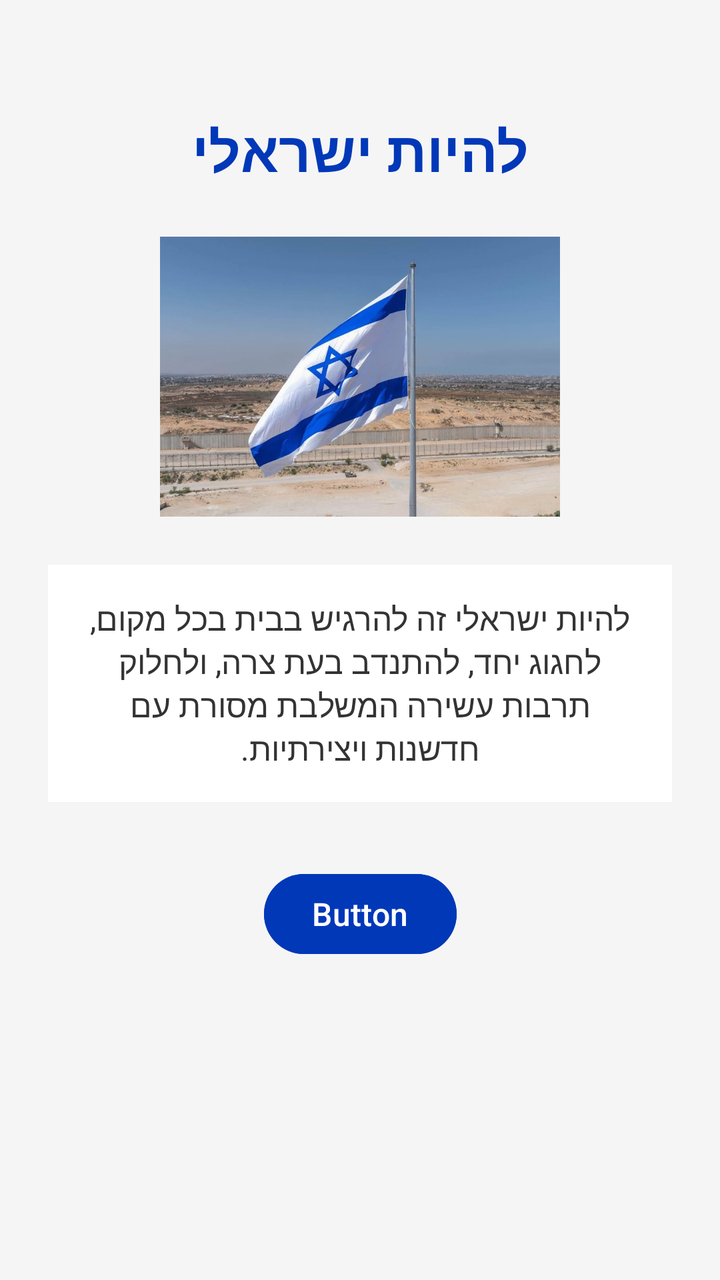
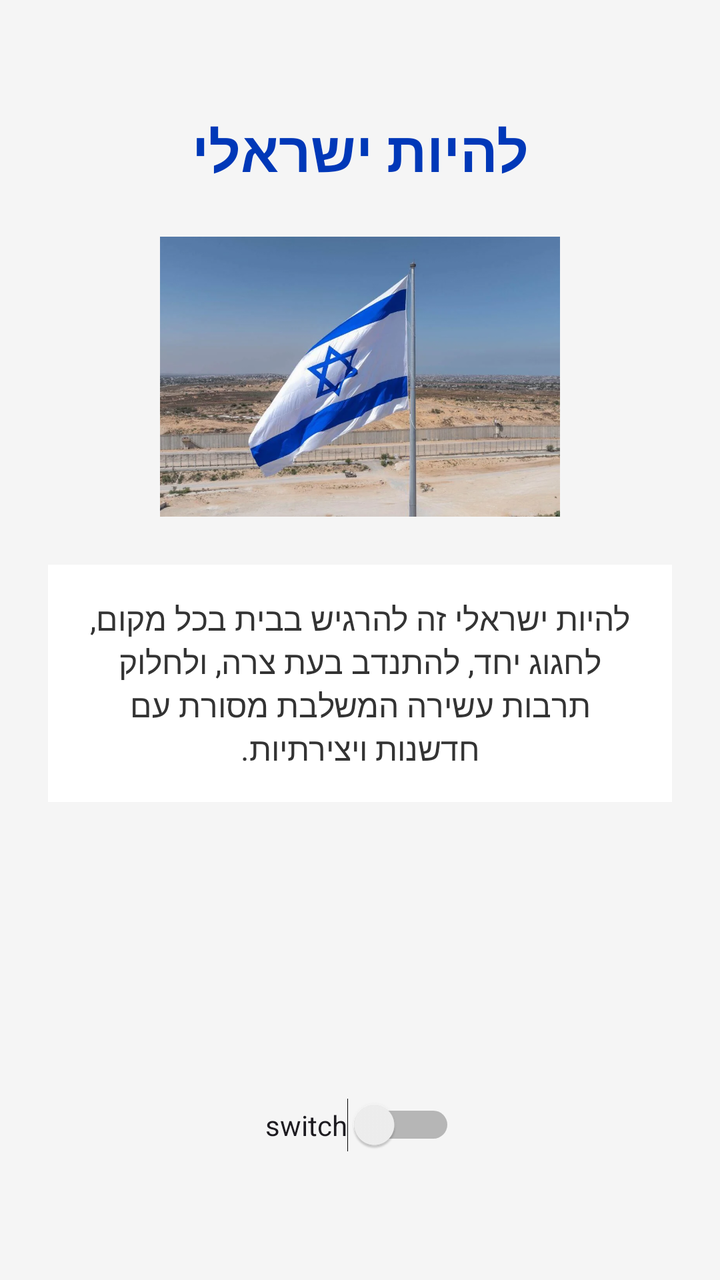

Before-and-after screenshots of an Android layout around one commit, followed by the original layout XML and the change that was made.
<!-- AndroidManifest.xml: application theme Theme.MyFirstAppOran -->
<!-- res/layout/activity_main.xml -->
<?xml version="1.0" encoding="utf-8"?>
<androidx.constraintlayout.widget.ConstraintLayout
    xmlns:android="http://schemas.android.com/apk/res/android"
    xmlns:app="http://schemas.android.com/apk/res-auto"
    xmlns:tools="http://schemas.android.com/tools"
    android:layout_width="match_parent"
    android:layout_height="match_parent"
    android:background="#F5F5F5"
    android:padding="24dp"
    tools:context=".MainActivity">

    
    <TextView
        android:id="@+id/titleTextView"
        android:layout_width="wrap_content"
        android:layout_height="wrap_content"
        android:text="להיות ישראלי"
        android:textSize="28sp"
        android:textStyle="bold"
        android:textColor="#0038B8"
        android:layout_marginTop="32dp"
        app:layout_constraintTop_toTopOf="parent"
        app:layout_constraintStart_toStartOf="parent"
        app:layout_constraintEnd_toEndOf="parent" />

    
    <ImageView
        android:id="@+id/israelImageView"
        android:layout_width="200dp"
        android:layout_height="140dp"
        android:layout_marginTop="24dp"
        android:src="@drawable/israelflag"
        android:scaleType="centerCrop"
        android:contentDescription="סמל או דגל המייצגים את ישראל"
        app:layout_constraintTop_toBottomOf="@+id/titleTextView"
        app:layout_constraintStart_toStartOf="parent"
        app:layout_constraintEnd_toEndOf="parent" />

    
    <TextView
        android:id="@+id/descTextView"
        android:layout_width="0dp"
        android:layout_height="wrap_content"
        android:text="להיות ישראלי זה להרגיש בבית בכל מקום, לחגוג יחד, להתנדב בעת צרה, ולחלוק תרבות עשירה המשלבת מסורת עם חדשנות ויצירתיות."
        android:textSize="16sp"
        android:textColor="#333333"
        android:gravity="center"
        android:background="#FFFFFF"
        android:padding="16dp"
        android:layout_marginTop="24dp"
        app:layout_constraintTop_toBottomOf="@+id/israelImageView"
        app:layout_constraintStart_toStartOf="parent"
        app:layout_constraintEnd_toEndOf="parent" />

    
    <Button
        android:id="@+id/actionButton"
        android:layout_width="wrap_content"
        android:layout_height="wrap_content"
        android:text="Button"
        android:textSize="16sp"
        android:backgroundTint="#0038B8"
        android:textColor="#FFFFFF"
        android:layout_marginTop="32dp"
        app:layout_constraintTop_toBottomOf="@+id/descTextView"
        app:layout_constraintStart_toStartOf="parent"
        app:layout_constraintEnd_toEndOf="parent" />

</androidx.constraintlayout.widget.ConstraintLayout>
<!-- resources referenced by this layout -->
<resources>
  <!-- drawable israelflag: png bitmap (drawable, 97832 bytes) -->
  <style name="Theme.MyFirstAppOran" parent="Base.Theme.MyFirstAppOran" />
  <style name="Base.Theme.MyFirstAppOran" parent="Theme.Material3.DayNight.NoActionBar">
          
          
      </style>
</resources>

<!-- the commit's change to res/layout/activity_main.xml (unified diff, before → after) -->
@@ -7,9 +7,10 @@
     android:layout_height="match_parent"
     android:background="#F5F5F5"
     android:padding="24dp"
-    tools:context=".MainActivity">
+    tools:context=".MainActivity"
+    tools:ignore="ExtraText">
 
-    
+
     <TextView
         android:id="@+id/titleTextView"
         android:layout_width="wrap_content"
@@ -23,7 +24,6 @@
         app:layout_constraintStart_toStartOf="parent"
         app:layout_constraintEnd_toEndOf="parent" />
 
-    
     <ImageView
         android:id="@+id/israelImageView"
         android:layout_width="200dp"
@@ -36,7 +36,6 @@
         app:layout_constraintStart_toStartOf="parent"
         app:layout_constraintEnd_toEndOf="parent" />
 
-    
     <TextView
         android:id="@+id/descTextView"
         android:layout_width="0dp"
@@ -52,8 +51,8 @@
         app:layout_constraintStart_toStartOf="parent"
         app:layout_constraintEnd_toEndOf="parent" />
 
-    
     <Button
+        android:visibility="gone"
         android:id="@+id/actionButton"
         android:layout_width="wrap_content"
         android:layout_height="wrap_content"
@@ -66,4 +65,31 @@
         app:layout_constraintStart_toStartOf="parent"
         app:layout_constraintEnd_toEndOf="parent" />
 
+    <Button
+        android:visibility="gone"
+        android:id="@+id/yellowButton"
+        android:layout_width="wrap_content"
+        android:layout_height="wrap_content"
+        android:layout_marginTop="96dp"
+        android:backgroundTint="#FFE90A"
+        android:text="Yellow"
+        android:textColor="#FFFFFF"
+        android:textSize="16sp"
+        app:layout_constraintEnd_toEndOf="parent"
+        app:layout_constraintHorizontal_bias="0.501"
+        app:layout_constraintStart_toStartOf="parent"
+        app:layout_constraintTop_toBottomOf="@+id/descTextView" />
+
+    <Switch
+
+        android:id="@+id/swShowButton"
+        android:layout_width="wrap_content"
+        android:layout_height="wrap_content"
+        android:layout_marginTop="148dp"
+        android:text="switch"
+        app:layout_constraintEnd_toEndOf="parent"
+        app:layout_constraintStart_toStartOf="parent"
+        app:layout_constraintTop_toTopOf="@+id/yellowButton"
+        />
+
 </androidx.constraintlayout.widget.ConstraintLayout>
